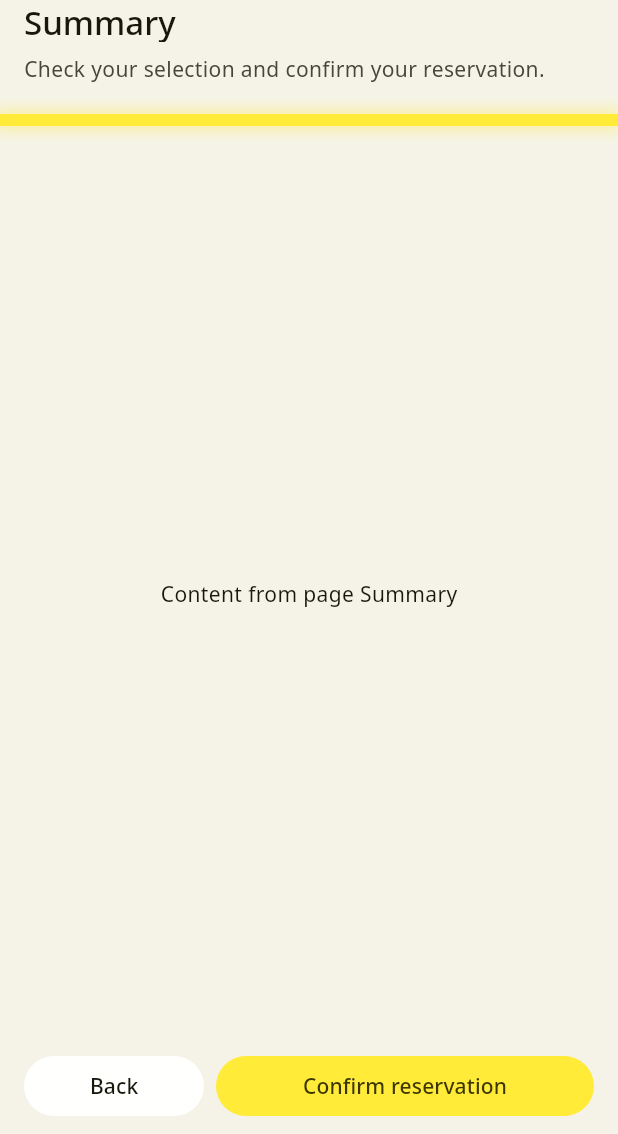
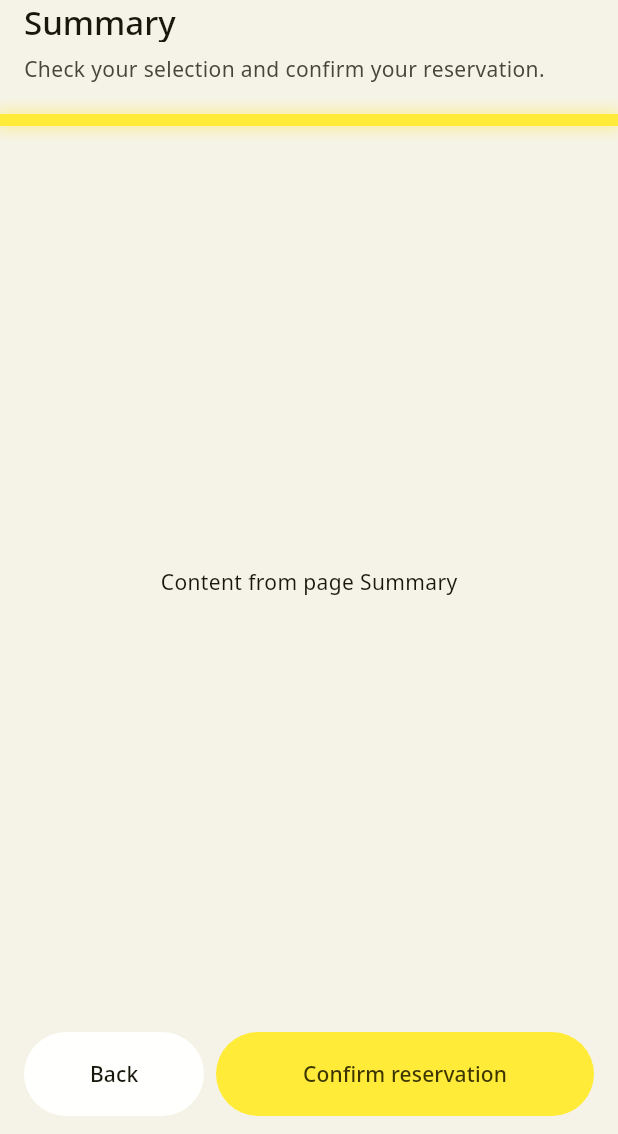
Before and after one commit to pabloqr/sportying-app, a Flutter app: the ReservationProcessScreen screen opened by its route, swiped to page 4, on a phone screen of 412 x 824 dp, the part 102-1236 px from its top. Run offline on Flutter 3.47's test engine with Material 3 defaults, Android fonts, the phone set to English and light mode, and no system bars; our stand-ins replace freezed_annotation, geocoding, go_router, google_fonts, material_symbols_icons; network calls fail.

Commit message:
Simplified navigation buttons logic and improved usability

```diff
--- a/lib/features/reservations/widgets/reservation_process_screen.dart
+++ b/lib/features/reservations/widgets/reservation_process_screen.dart
@@ -53,8 +53,10 @@ const double _kFadeIntensity = 0.8;
 // Content padding
 const double _kContentTopPadding = 16.0;
 const double _kContentHorizontalPadding = 16.0;
+const double _kContentBottomPadding = 0.0; // 128.0
 
 // Button dimensions
+const double _kButtonMinHeight = 56.0;
 const double _kBackButtonWidth = 120.0;
 const double _kButtonSpacing = 8.0;
 
@@ -306,9 +308,6 @@ class _ReservationProcessScreenState extends State<ReservationProcessScreen> wit
   Widget build(BuildContext context) {
     return Scaffold(
       body: SafeArea(
-        child: Column(
-          children: [
-            Expanded(
         child: NestedScrollView(
           controller: _scrollController,
           headerSliverBuilder: (context, innerBoxIsScrolled) => [
@@ -318,14 +317,15 @@ class _ReservationProcessScreenState extends State<ReservationProcessScreen> wit
           body: _buildPageView(),
         ),
       ),
-            _PageNavigationControls(
+      bottomNavigationBar: BottomAppBar(
+        padding: const EdgeInsets.symmetric(horizontal: 16.0),
+        color: Theme.of(context).colorScheme.surface,
+        child: _PageNavigationControls(
           currentPage: _headerController.currentPage,
           totalPages: _pages.length,
           canContinue: _canContinue(),
           onPrevious: _previousPage,
           onNext: _nextPage,
-            ),
-          ],
         ),
       ),
     );
@@ -856,7 +856,7 @@ class _SelectionPageState<T> extends State<_SelectionPage<T>> {
         _kContentHorizontalPadding,
         _kContentTopPadding,
         _kContentHorizontalPadding,
-        0.0,
+        _kContentBottomPadding,
       ),
       maxCrossAxisExtent: _kGridMaxCrossAxisExtent,
       childAspectRatio: _kGridChildAspectRatio,
@@ -876,7 +876,7 @@ class _SelectionPageState<T> extends State<_SelectionPage<T>> {
         _kContentHorizontalPadding,
         _kContentTopPadding - 1.0,
         _kContentHorizontalPadding,
-        0.0,
+        _kContentBottomPadding,
       ),
       itemCount: widget.items.length,
       itemBuilder: (context, index) {
@@ -911,48 +911,41 @@ class _PageNavigationControls extends StatelessWidget {
     final colorScheme = Theme.of(context).colorScheme;
     final brightness = Theme.brightnessOf(context);
 
-    return Padding(
-      padding: const EdgeInsets.symmetric(vertical: _kButtonSpacing, horizontal: _kContentHorizontalPadding),
-      child: Row(
+    final filledButtonTheme = Theme.of(context).filledButtonTheme;
+
+    final canGoBack = currentPage != 0;
+
+    return Row(
+      mainAxisAlignment: MainAxisAlignment.center,
+      spacing: _kButtonSpacing,
       children: [
-          AnimatedSwitcher(
-            duration: _kQuickAnimationDuration,
-            switchInCurve: Curves.easeOut,
-            switchOutCurve: Curves.easeIn,
-            transitionBuilder: (child, animation) {
-              return FadeTransition(
-                opacity: animation,
-                child: SizeTransition(sizeFactor: animation, axis: Axis.horizontal, child: child),
-              );
-            },
-            child: currentPage != 0
-                ? SizedBox(
-                    key: const ValueKey('buttonBack'),
-                    width: _kBackButtonWidth,
-                    child: FilledButton(
-                      onPressed: onPrevious,
+        FilledButton(
+          onPressed: canGoBack ? onPrevious : null,
           style: ButtonStyle(
             backgroundColor: WidgetStatePropertyAll(
-                          brightness == Brightness.light
+              !canGoBack
+                  ? filledButtonTheme.style?.backgroundColor?.resolve({WidgetState.disabled})
+                  : brightness == Brightness.light
                   ? colorScheme.surfaceContainerLowest
                   : colorScheme.surfaceContainerHigh,
             ),
-                        foregroundColor: WidgetStatePropertyAll(colorScheme.onSurface),
+            foregroundColor: WidgetStatePropertyAll(
+              !canGoBack
+                  ? filledButtonTheme.style?.foregroundColor?.resolve({WidgetState.disabled})
+                  : colorScheme.onSurface,
+            ),
+            minimumSize: WidgetStatePropertyAll(Size(_kBackButtonWidth, _kButtonMinHeight)),
           ),
           child: const Text("Back"),
         ),
-                  )
-                : const SizedBox(key: ValueKey('buttonEmpty'), width: 0.0),
-          ),
-          if (currentPage != 0) const SizedBox(width: _kButtonSpacing),
         Expanded(
           child: FilledButton(
+            style: ButtonStyle(minimumSize: WidgetStatePropertyAll(Size.fromHeight(_kButtonMinHeight))),
             onPressed: canContinue ? onNext : null,
             child: Text(currentPage != totalPages - 1 ? 'Continue' : 'Confirm reservation'),
           ),
         ),
       ],
-      ),
     );
   }
 }
```
Lines whose indentation alone changed are shown as unchanged.
